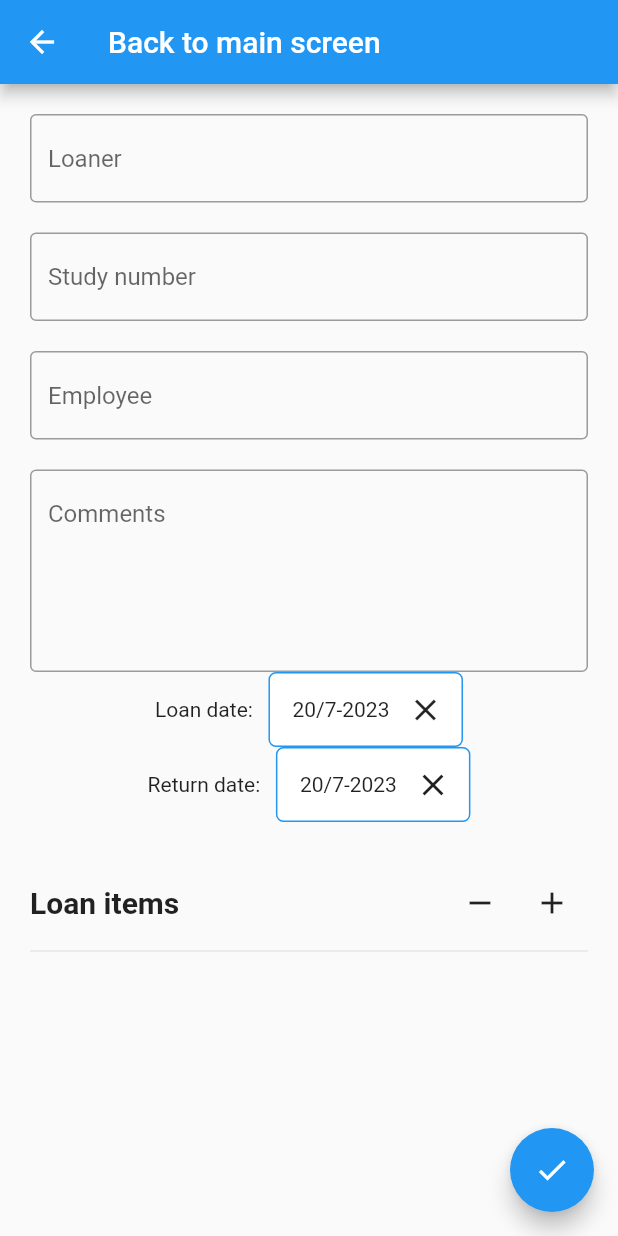
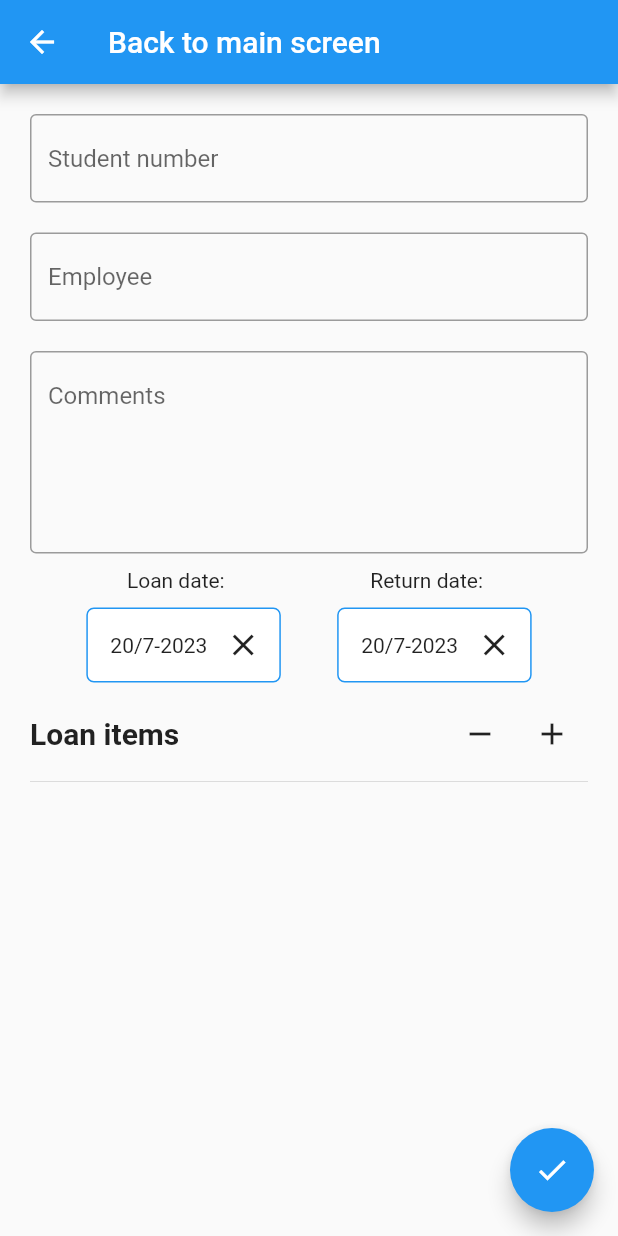
Before and after one commit to phil2988/ria-loner-program, a Flutter app: the AddLoanScreen screen opened directly, on a phone screen of 412 x 824 dp. Run offline on Flutter 3.47's test engine with Material 2 defaults, Android fonts, the phone set to English and light mode, and no system bars; missing offline and left inert: sql_conn.

Commit message:
handin doesnt work, but it runs

```diff
--- a/lib/add_and_hand_in_loan/models/loan.dart
+++ b/lib/add_and_hand_in_loan/models/loan.dart
@@ -1,5 +1,3 @@
-import 'loan_item.dart';
-
 class Loan {
   Loan({
     this.id,
@@ -10,7 +8,6 @@ class Loan {
     required this.comment,
     required this.loanDate,
     required this.returnDate,
-    required this.items,
   }) {
     id ??= DateTime.now().millisecondsSinceEpoch.toString();
   }
@@ -21,20 +18,17 @@ class Loan {
   final String comment;
   final DateTime loanDate;
   final DateTime returnDate;
-  final List<LoanItem> items;
   bool delivered;
 
   factory Loan.fromJson(Map<String, dynamic> json) => Loan(
-        id: json["id"],
+        id: json["id"].toString(),
         loaner: json["loaner"],
         employee: json["employee"],
-        studyNumber: json["studyNumber"],
-        comment: json["comments"],
-        loanDate: DateTime.parse(json["loanDate"]),
-        returnDate: DateTime.parse(json["returnDate"]),
-        items:
-            List<LoanItem>.from(json["items"].map((x) => LoanItem.fromJson(x))),
-        delivered: json["delivered"] ?? false,
+        studyNumber: json["study_number"].toString(),
+        comment: json["comment"],
+        loanDate: DateTime.parse(json["loan_date"]),
+        returnDate: DateTime.parse(json["return_date"]),
+        delivered: json["delivered"] == "0" ? false : true,
       );
 
   Map<String, dynamic> toJson() => {
@@ -45,7 +39,6 @@ class Loan {
         "comments": comment,
         "loanDate": loanDate.toIso8601String(),
         "returnDate": returnDate.toIso8601String(),
-        "items": List<dynamic>.from(items.map((x) => x.toJson())),
         "delivered": delivered,
       };
 }
--- a/lib/add_and_hand_in_loan/models/loan_item.dart
+++ b/lib/add_and_hand_in_loan/models/loan_item.dart
@@ -1,12 +1,20 @@
 import '../loan_category.dart';
 
 class LoanItem {
+  String? id;
   LoanCategory? category;
   String? name;
 
-  LoanItem({this.category, this.name});
+  LoanItem({
+    this.id,
+    this.category,
+    this.name,
+  }) {
+    id ??= DateTime.now().millisecondsSinceEpoch.toString();
+  }
 
   factory LoanItem.fromJson(Map<String, dynamic> json) => LoanItem(
+        id: json["id"].toString(),
         category: json["category"] == null
             ? null
             : LoanCategory.values
@@ -16,6 +24,7 @@ class LoanItem {
       );
 
   Map<String, dynamic> toJson() => {
+        "id": id,
         "category": category?.toString(),
         "name": name,
       };
--- a/lib/add_and_hand_in_loan/screens/add_loan_screen.dart
+++ b/lib/add_and_hand_in_loan/screens/add_loan_screen.dart
@@ -28,7 +28,7 @@ class _AddLoanScreenState extends State<AddLoanScreen> {
   Widget build(BuildContext context) {
     return Scaffold(
       floatingActionButton: FloatingActionButton(
-        onPressed: () {
+        onPressed: () async {
           if (items.isEmpty) {
             ScaffoldMessenger.of(context).showSnackBar(
               const SnackBar(content: Text('No items selected')),
@@ -48,15 +48,20 @@ class _AddLoanScreenState extends State<AddLoanScreen> {
             return;
           }
           if (_formKey.currentState!.validate()) {
-            ScaffoldMessenger.of(context).showSnackBar(
+            final snackbar = ScaffoldMessenger.of(context);
+            final navigator = Navigator.of(context);
+
+            if (!(await onSubmit())) {
+              return;
+            }
+            snackbar.showSnackBar(
               const SnackBar(content: Text('Loan added!')),
             );
-            saveToJson();
-            Navigator.pop(context);
+            navigator.pop();
             return;
           }
           ScaffoldMessenger.of(context).showSnackBar(
-            const SnackBar(content: Text('Error...')),
+            const SnackBar(content: Text('An unexpected error occured...')),
           );
         },
         child: const Icon(Icons.check),
@@ -74,40 +79,12 @@ class _AddLoanScreenState extends State<AddLoanScreen> {
               return Column(
                 children: [
                   buildFormFields(pageConstraints),
+                  const SizedBox(height: 10),
                   buildDateSelection(pageConstraints),
-                  const SizedBox(height: 20),
                   const SizedBox(height: 10),
                   LoanItemList(setLoanItems: setItems),
                 ],
               );
-
-              // return Row(
-              //   mainAxisAlignment: MainAxisAlignment.spaceEvenly,
-              //   children: [
-              //     SizedBox(
-              //       width: pageConstraints.maxWidth * 0.6,
-              //       child: Column(
-              //         children: [
-              //           buildFormFields(pageConstraints),
-              //         ],
-              //       ),
-              //     ),
-              //     const SizedBox(width: 20),
-              //     SizedBox(
-              //       width: pageConstraints.maxWidth * 0.35,
-              //       child: Column(
-              //         mainAxisSize: MainAxisSize.max,
-              //         mainAxisAlignment: MainAxisAlignment.start,
-              //         children: [
-              //           buildDateSelection(pageConstraints),
-              //           const SizedBox(height: 20),
-              //           const SizedBox(height: 10),
-              //           LoanItemList(setLoanItems: setItems),
-              //         ],
-              //       ),
-              //     ),
-              //   ],
-              // );
             }),
           ),
         ),
@@ -118,20 +95,7 @@ class _AddLoanScreenState extends State<AddLoanScreen> {
   Column buildFormFields(BoxConstraints constraints) {
     return Column(
       children: [
-        buildFormField(
-          constraints: constraints,
-          validator: (value) {
-            if (value == null || value.isEmpty) {
-              return 'Please enter a loaner';
-            }
-            return null;
-          },
-          controller: loanerController,
-          hintText: 'Loaner',
-        ),
-        const SizedBox(height: 20),
-        buildFormField(
-          constraints: constraints,
+        TextFormField(
           validator: (value) {
             if (value == null || value.isEmpty) {
               return 'Please enter a value';
@@ -148,12 +112,15 @@ class _AddLoanScreenState extends State<AddLoanScreen> {
 
             return null;
           },
+          onChanged: (val) => validateStudent(),
           controller: studyNumberController,
-          hintText: 'Study number',
+          decoration: const InputDecoration(
+            border: OutlineInputBorder(),
+            hintText: "Student number",
+          ),
         ),
         const SizedBox(height: 20),
-        buildFormField(
-          constraints: constraints,
+        TextFormField(
           validator: (value) {
             if (value == null || value.isEmpty) {
               return 'Please enter an employee';
@@ -161,7 +128,10 @@ class _AddLoanScreenState extends State<AddLoanScreen> {
             return null;
           },
           controller: employeeController,
-          hintText: 'Employee',
+          decoration: const InputDecoration(
+            border: OutlineInputBorder(),
+            hintText: "Employee",
+          ),
         ),
         const SizedBox(height: 20),
         TextFormField(
@@ -176,24 +146,9 @@ class _AddLoanScreenState extends State<AddLoanScreen> {
     );
   }
 
-  TextFormField buildFormField({
-    required BoxConstraints constraints,
-    required String? Function(String?) validator,
-    required TextEditingController controller,
-    required String hintText,
-  }) {
-    return TextFormField(
-      validator: validator,
-      controller: controller,
-      decoration: InputDecoration(
-        border: OutlineInputBorder(),
-        hintText: hintText,
-      ),
-    );
-  }
-
-  Column buildDateSelection(BoxConstraints constraints) {
-    return Column(
+  Row buildDateSelection(BoxConstraints constraints) {
+    return Row(
+      mainAxisAlignment: MainAxisAlignment.spaceEvenly,
       children: [
         buildDateRow(
           constraints: constraints,
@@ -224,9 +179,10 @@ class _AddLoanScreenState extends State<AddLoanScreen> {
     return Row(
       mainAxisAlignment: MainAxisAlignment.spaceEvenly,
       children: [
-        Row(
+        Column(
           children: [
             Text(labelText),
+            const SizedBox(height: 10),
             SelectDateWidget(
               initialDate: DateTime.now(),
               lastDate: DateTime.now(),
@@ -243,36 +199,56 @@ class _AddLoanScreenState extends State<AddLoanScreen> {
     this.items = items;
   }
 
-  void saveToJson() {
-    // final file = File('data.json');
-    // final existingData = file.readAsStringSync();
-    // final existingDataDecoded =
-    //     existingData.isNotEmpty ? jsonDecode(existingData) : [];
+  Future<bool> onSubmit() async {
+    final snackbar = ScaffoldMessenger.of(context);
 
-    // existingDataDecoded.add(
-    //   Loan(
-    //     loaner: loanerController.text,
-    //     employee: employeeController.text,
-    //     studyNumber: studyNumberController.text,
-    //     comments: commentsController.text,
-    //     loanDate: loanDate ?? DateTime.now(),
-    //     returnDate: returnDate ?? DateTime.now(),
-    //     items: items,
-    //     delivered: false,
-    //   ).toJson(),
-    // );
+    try {
+      final student = await validateStudent();
+      loanerController.text = student["Name"];
+    } catch (e) {
+      ScaffoldMessenger.of(context).showSnackBar(
+        const SnackBar(content: Text('Error validating student number')),
+      );
+      return false;
+    }
 
-    // file.writeAsStringSync(jsonEncode(existingDataDecoded));
-
-    LoanRepository().addLoan(Loan(
+    try {
+      final loan = Loan(
         loaner: loanerController.text,
         employee: employeeController.text,
         studyNumber: studyNumberController.text,
         comment: commentsController.text,
         loanDate: loanDate ?? DateTime.now(),
         returnDate: returnDate ?? DateTime.now(),
-      items: items,
         delivered: false,
-    ));
+      );
+
+      if (loan.id == null) {
+        throw Exception("Loan id is null");
+      }
+
+      await LoanRepository().addLoan(loan);
+
+      await LoanRepository().addLoanItems(
+        loan.id!,
+        items,
+      );
+    } catch (e) {
+      snackbar.showSnackBar(
+        SnackBar(content: Text('Error adding loan to database: $e')),
+      );
+      return false;
+    }
+
+    return true;
+  }
+
+  Future<Map<String, dynamic>> validateStudent() async {
+    try {
+      return await LoanRepository()
+          .validateStudyNumber(studyNumberController.text);
+    } catch (e) {
+      throw Exception("Error validating student number");
     }
   }
+}
--- a/lib/main.dart
+++ b/lib/main.dart
@@ -13,6 +13,7 @@ class Root extends StatelessWidget {
   @override
   Widget build(BuildContext context) {
     return MaterialApp(
+      debugShowCheckedModeBanner: false,
       theme: ThemeData(
         primarySwatch: Colors.blue,
       ),
```
Also changed, not shown: lib/add_and_hand_in_loan/loan_repository.dart (+71 -9 lines), lib/add_and_hand_in_loan/screens/home_screen.dart (+5 -2 lines), lib/add_and_hand_in_loan/widgets/hand_in_item_dialog.dart (+35 -35 lines), lib/add_and_hand_in_loan/widgets/loans_table.dart (+56 -24 lines). Lines whose indentation alone changed are shown as unchanged.
